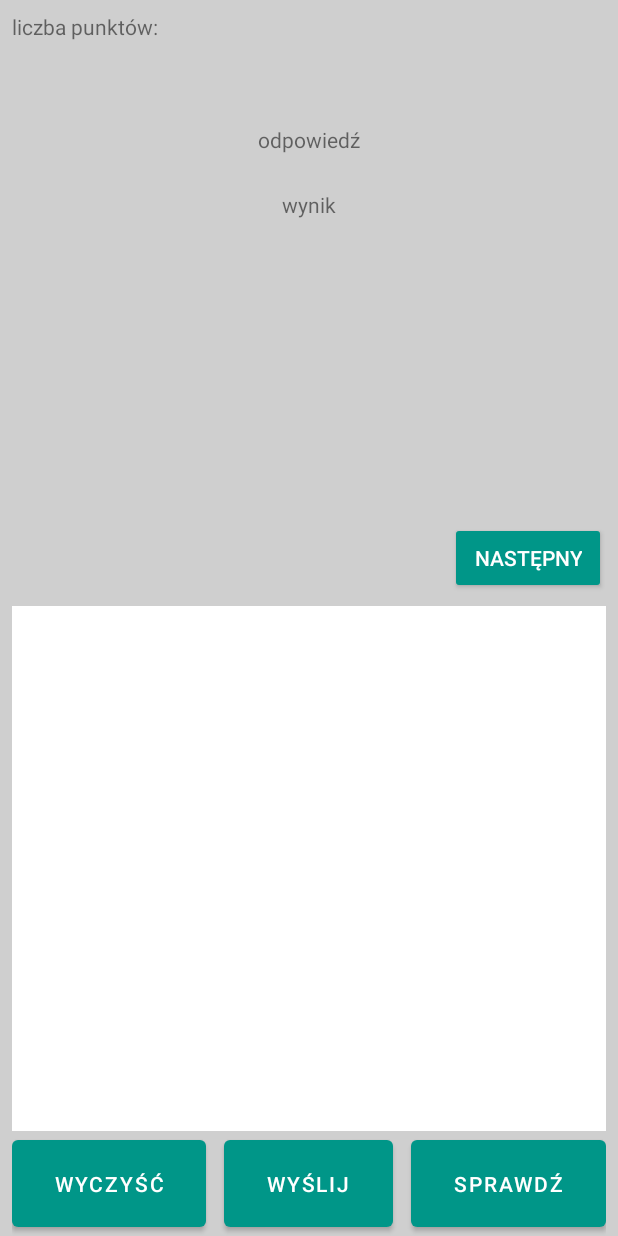
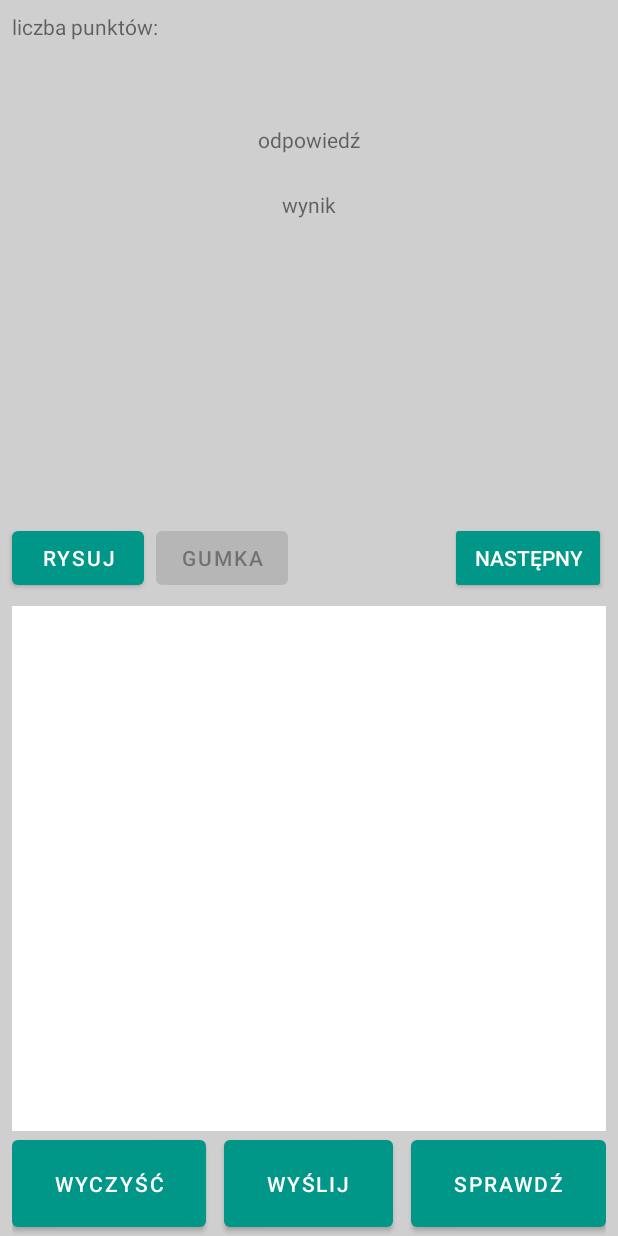
Before and after one commit to Mon4/math-app, an Android app: the MainActivity screen opened directly, with no data from a screen before it, after a tap on "WYCZYŚĆ", on a phone screen of 412 x 824 dp. Run offline under Robolectric (Android 15) with nearby library versions, the phone set to English and light mode, and no system bars; 9 statements that could not run were skipped; 2 other taps on this screen came first.

Commit message:
eraser buttons

```diff
--- a/java/app/src/main/java/pl/monika/maths/MainActivity.java
+++ b/java/app/src/main/java/pl/monika/maths/MainActivity.java
@@ -1,16 +1,13 @@
 package pl.monika.maths;
 
 import android.content.Intent;
-import android.content.SharedPreferences;
-import android.graphics.Color;
 import android.os.Bundle;
 import android.view.View;
+import android.widget.Button;
 import android.widget.TextView;
 
 import androidx.annotation.NonNull;
 import androidx.appcompat.app.AppCompatActivity;
-
-import com.google.gson.Gson;
 
 import java.io.IOException;
 
@@ -34,7 +31,6 @@
     Mode mode;
 
 
-
     @Override
     protected void onCreate(Bundle savedInstanceState) {
         super.onCreate(savedInstanceState);
@@ -48,7 +44,19 @@
         String question = task.question;
         taskTextView.setText(question);
 
+
+        // server warmup
         warmup();
+
+
+        // buttons - mode of drawing
+        Button btn_draw = (Button) findViewById(R.id.btn_draw);
+        Button btn_erase = (Button) findViewById(R.id.btn_erase);
+
+        btn_draw.setOnClickListener(x -> launch_draw(btn_draw, btn_erase));
+        btn_erase.setOnClickListener(x -> launch_erase(btn_draw, btn_erase));
+
+        btn_draw.setEnabled(true);
     }
 
     public void clean (View v){
@@ -132,7 +140,6 @@
             resultTV.setText("BRAK ODPOWIEDZI ! POPRAWNA ODP: " + task.result);
         }
 
-
         scoreUpdate();
     }
 
@@ -158,4 +165,20 @@
         TextView scoreTV = findViewById(R.id.text_score);
         scoreTV.setText("liczba punktów: " + good_counter + "/" + task_counter);
     }
+
+
+    public void launch_draw(Button btn_draw, Button btn_erase){
+        btn_draw.setEnabled(false);
+        btn_erase.setEnabled(true);
+
+        PaintView x = findViewById(R.id.paintView);
+        x.DrawMode();
+    }
+    public void launch_erase(Button btn_draw, Button btn_erase){
+        btn_draw.setEnabled(true);
+        btn_erase.setEnabled(false);
+
+        PaintView x = findViewById(R.id.paintView);
+        x.EraseMode();
+    }
 }
--- a/java/app/src/main/java/pl/monika/maths/PaintView.java
+++ b/java/app/src/main/java/pl/monika/maths/PaintView.java
@@ -16,28 +16,41 @@
 import androidx.annotation.Nullable;
 
 import java.io.ByteArrayOutputStream;
+import java.util.ArrayList;
+import java.util.List;
 
 public class PaintView extends View {
 
     public LayoutParams params;
     public Path path = new Path();
+    public List<Path> paths;
+    private List<Integer> colors;
     private Paint brush = new Paint();
     private boolean cc;
+    private int currentColor = Color.BLACK;
 
 
     public PaintView(Context context, @Nullable AttributeSet attrs) {
         super(context, attrs);
-        brush.setAntiAlias(true);
-        brush.setColor(Color.BLACK);
-        brush.setStyle(Paint.Style.STROKE);
-        brush.setStrokeJoin(Paint.Join.ROUND);
-        brush.setStrokeWidth(15);
+
+        paths = new ArrayList<>();
+        colors = new ArrayList<>();
+
+        setupBrush();
+
         setBackgroundColor(Color.WHITE);
 
 
         params = new LayoutParams(LayoutParams.MATCH_PARENT, LayoutParams.WRAP_CONTENT);
     }
 
+    private void setupBrush(){
+        brush.setColor(currentColor);
+        brush.setAntiAlias(true);
+        brush.setStrokeWidth(15);
+        brush.setStyle(Paint.Style.STROKE);
+        brush.setStrokeJoin(Paint.Join.ROUND);
+    }
 
 
     @Override
@@ -47,10 +60,13 @@
 
         switch(event.getAction()){
             case MotionEvent.ACTION_DOWN:
+                Path path = new Path();
                 path.moveTo(pointX, pointY);
+                paths.add(path);
+                colors.add(currentColor);
                 return true;
             case MotionEvent.ACTION_MOVE:
-                path.lineTo(pointX, pointY);
+                paths.get(paths.size() - 1).lineTo(pointX, pointY);
                 break;
             default:
                 return false;
@@ -62,14 +78,26 @@
 
     @Override
     protected void onDraw(Canvas canvas) {
+
+
+
+        for (int i = 0; i<paths.size(); i++){
+            brush.setColor(colors.get(i));
+            canvas.drawPath(paths.get(i), brush);
+        }
+
         if (cc) {
-            path = new Path();
-            Paint clearPaint = new Paint();
-            clearPaint.setXfermode(new PorterDuffXfermode(PorterDuff.Mode.CLEAR));
-            canvas.drawRect(0, 0, 0, 0, clearPaint);
-            cc = false;
+            paths.clear();
         }
-        canvas.drawPath(path, brush);
+
+//        if (cc) {
+//            path = new Path();
+//            Paint clearPaint = new Paint();
+//            clearPaint.setXfermode(new PorterDuffXfermode(PorterDuff.Mode.CLEAR));
+//            canvas.drawRect(0, 0, 0, 0, clearPaint);
+//            cc = false;
+//        }
+//        canvas.drawPath(path, brush);
     }
 
     public void clearCanvas()
@@ -91,4 +119,15 @@
 
         return byteArray;
     }
+
+    public void DrawMode() {
+        currentColor = Color.BLACK;
+
+    }
+
+    public void EraseMode() {
+        currentColor = Color.WHITE;
+    }
+
+
 }
--- a/java/app/src/main/res/layout/activity_main.xml
+++ b/java/app/src/main/res/layout/activity_main.xml
@@ -128,4 +128,24 @@
         app:layout_constraintStart_toStartOf="parent"
         app:layout_constraintTop_toTopOf="parent" />
 
+    <Button
+        android:id="@+id/btn_draw"
+        android:layout_width="wrap_content"
+        android:layout_height="wrap_content"
+        android:layout_marginStart="8dp"
+        android:layout_marginBottom="8dp"
+        android:text="@string/draw"
+        app:layout_constraintBottom_toTopOf="@+id/paintView"
+        app:layout_constraintStart_toStartOf="parent" />
+
+    <Button
+        android:id="@+id/btn_erase"
+        android:layout_width="wrap_content"
+        android:layout_height="wrap_content"
+        android:layout_marginStart="8dp"
+        android:layout_marginBottom="8dp"
+        android:text="@string/erase"
+        app:layout_constraintBottom_toTopOf="@+id/paintView"
+        app:layout_constraintStart_toEndOf="@+id/btn_draw" />
+
 </androidx.constraintlayout.widget.ConstraintLayout>
--- a/java/app/src/main/res/values/strings.xml
+++ b/java/app/src/main/res/values/strings.xml
@@ -56,4 +56,6 @@
     <string name="next">następny</string>
     <string name="Background" translatable="false">Background color</string>
     <string name="points">"liczba punktów: "</string>
+    <string name="draw">Rysuj</string>
+    <string name="erase">Gumka</string>
 </resources>
```
Also changed, not shown: 1 other file.
